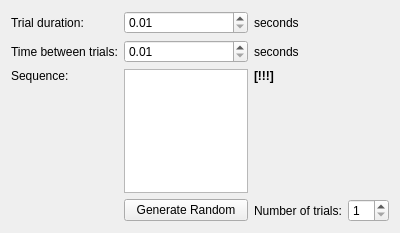
Qt form ObjectTrackMatrix/ExperimentSetup.ui (parallax-xallaraq/ObjectTrackMatrix) before a commit.
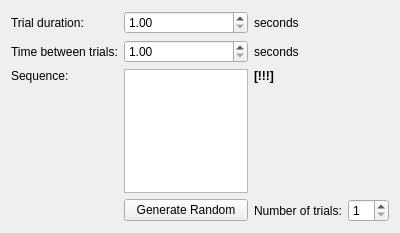
The same form after that commit.

Commit message: set time min

The edit to the form file:
```diff
--- a/ObjectTrackMatrix/ExperimentSetup.ui
+++ b/ObjectTrackMatrix/ExperimentSetup.ui
@@ -36,7 +36,7 @@
      <item row="1" column="1">
       <widget class="QDoubleSpinBox" name="doubleSpinBox_timeBetweenTrials">
        <property name="minimum">
-        <double>0.010000000000000</double>
+        <double>1.000000000000000</double>
        </property>
       </widget>
      </item>
@@ -95,7 +95,7 @@
      <item row="0" column="1">
       <widget class="QDoubleSpinBox" name="doubleSpinBox_trialDuration">
        <property name="minimum">
-        <double>0.010000000000000</double>
+        <double>1.000000000000000</double>
        </property>
       </widget>
      </item>
```
